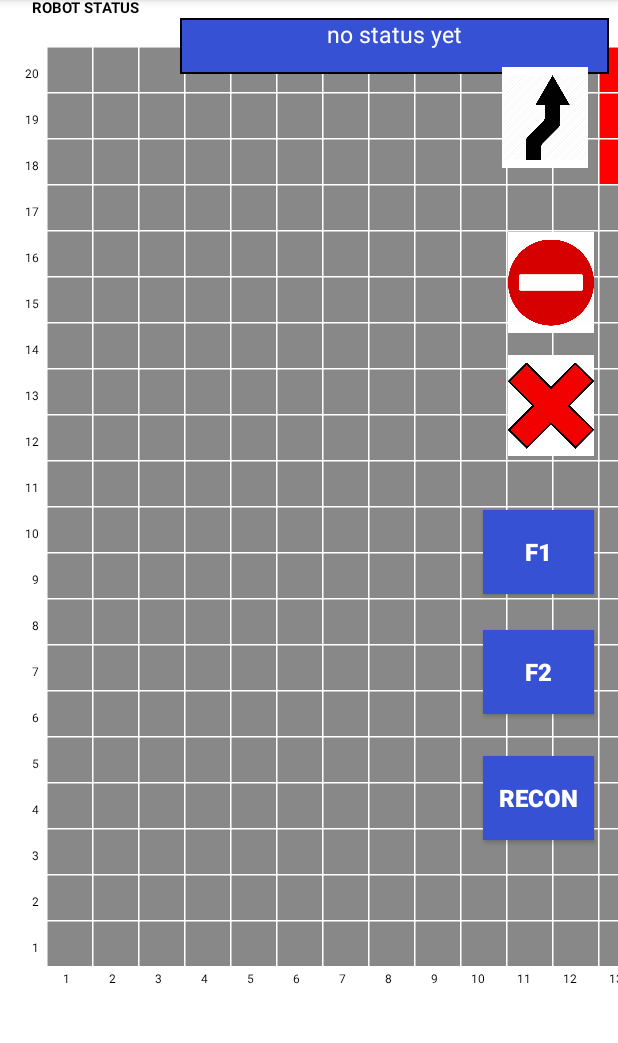
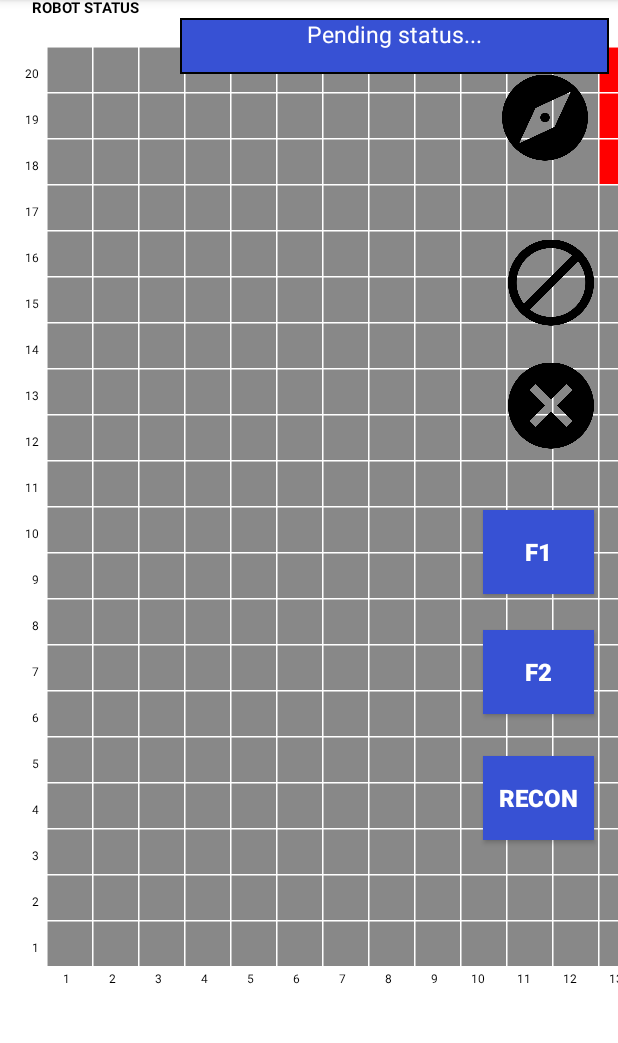
Before and after one commit to GuangWeiNgoh/MDP_11, an Android app: the screen it shows after launch (MainActivity), on a phone screen of 412 x 824 dp, the part 84-1127 px from its top. Run offline under Robolectric (Android 15) with nearby library versions, the phone set to English and light mode, and no system bars.

Commit message:
Updated icons

```diff
--- a/app/src/main/res/layout/activity_main.xml
+++ b/app/src/main/res/layout/activity_main.xml
@@ -158,7 +158,7 @@
         android:layout_marginTop="68dp"
         android:background="@drawable/border"
         android:scrollbars="vertical"
-        android:text="no status yet"
+        android:text="Pending status..."
         android:textAlignment="center"
         android:textColor="@color/colorWhite"
         android:textSize="15sp"
@@ -358,14 +358,14 @@
         android:layout_marginTop="8dp"
         android:layout_marginEnd="20dp"
         android:layout_marginBottom="8dp"
-        android:background="@color/colorWhite"
+        android:background="@null"
         app:layout_constraintBottom_toTopOf="@+id/exploredImageBtn"
         app:layout_constraintEnd_toEndOf="parent"
         app:layout_constraintHorizontal_bias="1.0"
         app:layout_constraintStart_toStartOf="parent"
         app:layout_constraintTop_toTopOf="parent"
         app:layout_constraintVertical_bias="0.92"
-        app:srcCompat="@drawable/dircetion" />
+        app:srcCompat="@drawable/icon_direction" />
 
     <ImageButton
         android:id="@+id/exploredImageBtn"
@@ -374,13 +374,13 @@
         android:layout_marginStart="524dp"
         android:layout_marginTop="184dp"
         android:layout_marginEnd="8dp"
-        android:background="@color/colorWhite"
+        android:background="@null"
         android:scaleType="fitCenter"
         app:layout_constraintEnd_toEndOf="parent"
         app:layout_constraintHorizontal_bias="0.0"
         app:layout_constraintStart_toStartOf="parent"
         app:layout_constraintTop_toBottomOf="@+id/exploreTextView"
-        app:srcCompat="@drawable/checked" />
+        app:srcCompat="@drawable/icon_checked" />
 
     <ImageButton
         android:id="@+id/obstacleImageBtn"
@@ -390,7 +390,7 @@
         android:layout_marginTop="8dp"
         android:layout_marginEnd="8dp"
         android:layout_marginBottom="8dp"
-        android:background="@color/colorWhite"
+        android:background="@null"
         android:scaleType="fitCenter"
         app:layout_constraintBottom_toTopOf="@+id/clearImageBtn"
         app:layout_constraintEnd_toEndOf="parent"
@@ -398,7 +398,7 @@
         app:layout_constraintStart_toStartOf="parent"
         app:layout_constraintTop_toTopOf="@+id/fastestResetImageBtn"
         app:layout_constraintVertical_bias="0.968"
-        app:srcCompat="@drawable/obstacle" />
+        app:srcCompat="@drawable/icon_obstacle" />
 
     <ImageButton
         android:id="@+id/clearImageBtn"
@@ -407,13 +407,13 @@
         android:layout_marginStart="8dp"
         android:layout_marginEnd="8dp"
         android:layout_marginBottom="36dp"
-        android:background="@color/colorWhite"
+        android:background="@null"
         android:scaleType="fitCenter"
         app:layout_constraintBottom_toTopOf="@+id/f1Btn"
         app:layout_constraintEnd_toEndOf="parent"
         app:layout_constraintHorizontal_bias="0.977"
         app:layout_constraintStart_toStartOf="parent"
-        app:srcCompat="@drawable/remove" />
+        app:srcCompat="@drawable/icon_remove" />
 
     <TextView
         android:id="@+id/messageSentTitleTextView"
```
Also changed, not shown: app/src/main/res/drawable/icon_checked.png (added), app/src/main/res/drawable/icon_direction.png (added), app/src/main/res/drawable/icon_obstacle.png (added), app/src/main/res/drawable/icon_remove.png (added).
